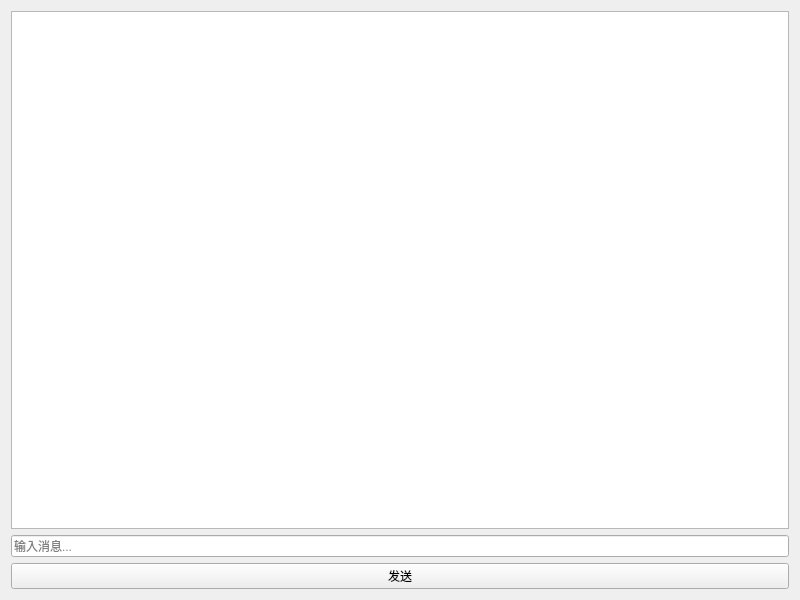
zhaoliangcn/freeAIAssist, file ui/chat_window.ui: the form before one commit.
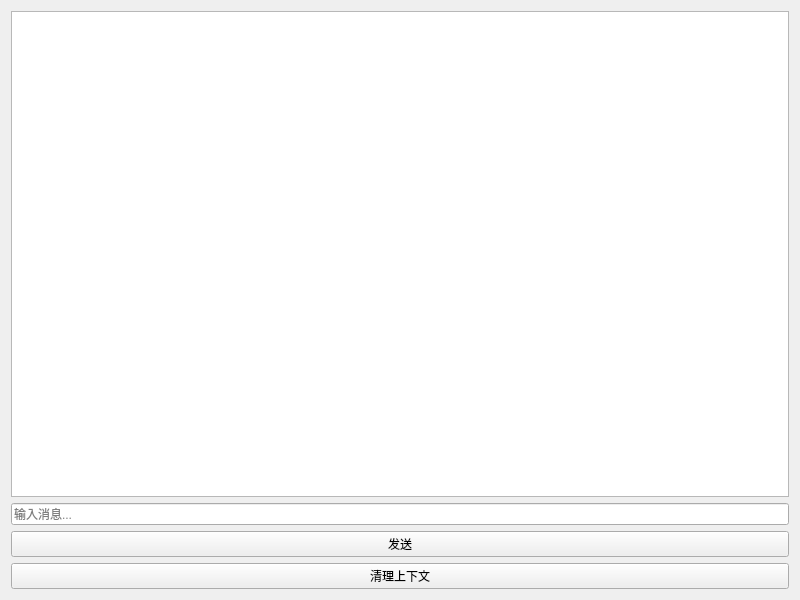
The form after the commit.

Commit message: 增加chat-window,以markdown格式显示历史聊天信息

```diff
--- a/ui/chat_window.ui
+++ b/ui/chat_window.ui
@@ -32,6 +32,13 @@
      </property>
     </widget>
    </item>
+   <item>
+    <widget class="QPushButton" name="clearContextButton">
+     <property name="text">
+      <string>清理上下文</string>
+     </property>
+    </widget>
+   </item>
   </layout>
  </widget>
  <resources/>
```
The commit also changes 7 other files.
